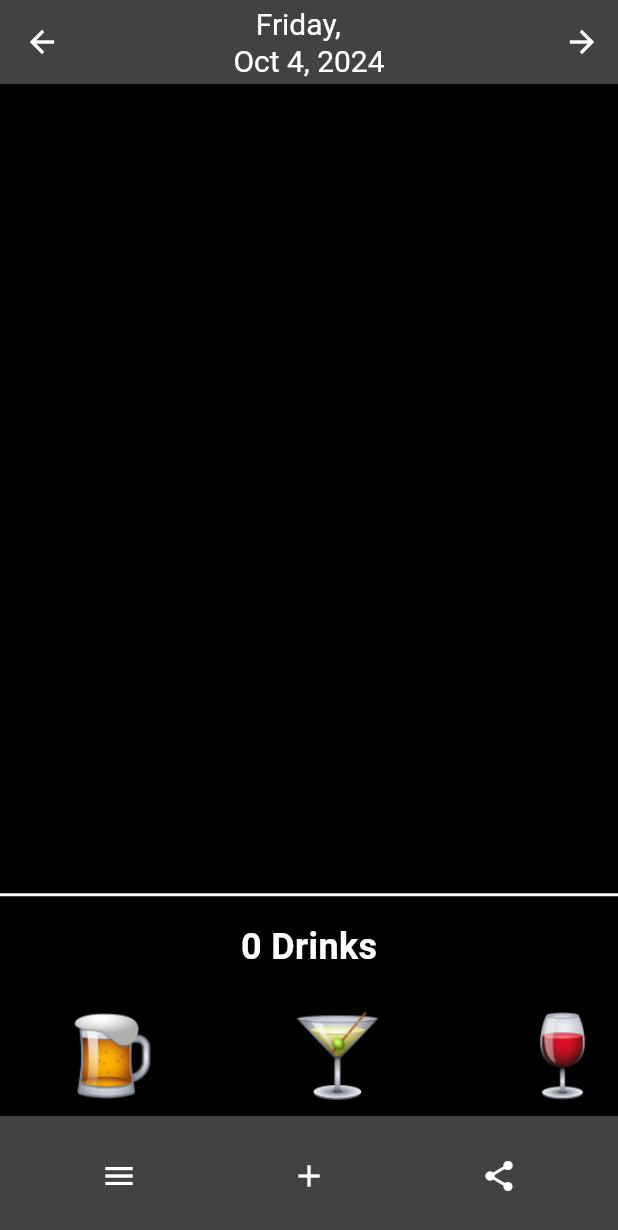
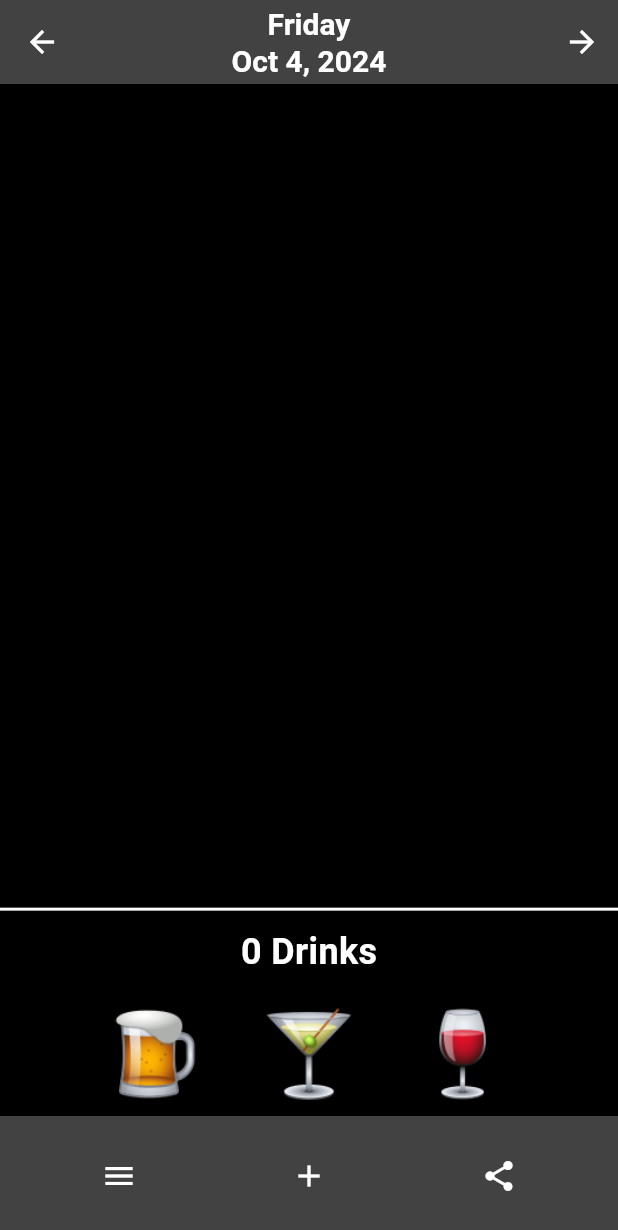
Before and after one commit to abbas-ali-dev/drinks, a Flutter app: the screen it shows after launch, on a phone screen of 412 x 824 dp. Shown: the top 1230 px of the screen. Run offline on Flutter 3.47's test engine with Material 3 defaults, Android fonts, the phone set to English and light mode, and no system bars; our stand-ins replace hive, hive_flutter, sizer; accounts and stored records are empty.

Commit message:
Hive UI update

```diff
--- a/lib/data/widgets/circle_items.dart
+++ b/lib/data/widgets/circle_items.dart
@@ -33,7 +33,6 @@ class CircleItem extends StatelessWidget {
               style: TextStyle(
                 fontSize: 16,
                 color: textColor,
-                fontWeight: FontWeight.bold,
               ),
             ),
             Text(
@@ -41,7 +40,6 @@ class CircleItem extends StatelessWidget {
               style: TextStyle(
                 fontSize: 20,
                 color: textColor,
-                fontWeight: FontWeight.bold,
               ),
             ),
           ],
--- a/lib/main.dart
+++ b/lib/main.dart
@@ -3,6 +3,7 @@ import 'package:drinks/view/screens/home_page.dart';
 import 'package:flutter/material.dart';
 import 'package:hive_flutter/hive_flutter.dart';
 import 'package:drinks/models/drink_model.dart';
+import 'package:sizer/sizer.dart';
 
 void main() async {
   // Initialize Hive
@@ -22,7 +23,15 @@ class MainApp extends StatelessWidget {
 
   @override
   Widget build(BuildContext context) {
-    return const MaterialApp(
-        debugShowCheckedModeBanner: false, home: HomePage());
+    return Sizer(
+      builder: (context, orientation, deviceType) {
+        return MaterialApp(
+          debugShowCheckedModeBanner: false,
+          title: 'Drink',
+          theme: ThemeData.light(),
+          home: const HomePage(),
+        );
+      },
+    );
   }
 }
--- a/lib/view/screens/home_page.dart
+++ b/lib/view/screens/home_page.dart
@@ -4,6 +4,7 @@ import 'package:drinks/view/screens/stats_page.dart';
 import 'package:flutter/material.dart';
 import 'package:hive/hive.dart';
 import 'package:intl/intl.dart';
+import 'package:sizer/sizer.dart';
 
 class HomePage extends StatefulWidget {
   const HomePage({super.key});
@@ -55,13 +56,28 @@ class _HomePageState extends State<HomePage> {
 
   @override
   Widget build(BuildContext context) {
-    final screensize = MediaQuery.of(context).size.width / 100 * 30;
+    final screensize = MediaQuery.of(context).size.width / 100 * 25;
     debugPrint("======>Screen Size: $screensize");
     return Scaffold(
       appBar: AppBar(
-        title: Text(
-          DateFormat('   EEEE, \nMMM d, yyyy').format(DateTime.now()),
-          style: const TextStyle(fontSize: 20, color: Colors.white),
+        title: Column(
+          mainAxisAlignment: MainAxisAlignment.center,
+          children: [
+            Text(
+              DateFormat('EEEE').format(DateTime.now()),
+              style: const TextStyle(
+                  fontSize: 20,
+                  color: Colors.white,
+                  fontWeight: FontWeight.bold),
+            ),
+            Text(
+              DateFormat('MMM d, yyyy').format(DateTime.now()),
+              style: const TextStyle(
+                  fontSize: 20,
+                  color: Colors.white,
+                  fontWeight: FontWeight.bold),
+            ),
+          ],
         ),
         leading: const Icon(
           Icons.arrow_back,
@@ -90,7 +106,7 @@ class _HomePageState extends State<HomePage> {
           children: [
             Expanded(
               child: Padding(
-                padding: EdgeInsets.only(left: screensize, top: 15),
+                padding: EdgeInsets.only(left: 25.w, top: 1.h),
                 child: ListView.builder(
                   shrinkWrap: true,
                   itemCount: drinks.length,
@@ -121,7 +137,7 @@ class _HomePageState extends State<HomePage> {
               height: 3,
             ),
             Padding(
-              padding: const EdgeInsets.all(16.0),
+              padding: const EdgeInsets.all(10.0),
               child: Text(
                 '${drinks.length} Drinks',
                 style: const TextStyle(
@@ -131,14 +147,14 @@ class _HomePageState extends State<HomePage> {
               ),
             ),
             SizedBox(
-              height: 80,
+              height: 10.h,
               child: ListView.builder(
                 scrollDirection: Axis.horizontal,
                 shrinkWrap: true,
                 itemCount: totalDrinks.length,
                 itemBuilder: (context, index) {
                   return Padding(
-                    padding: const EdgeInsets.symmetric(horizontal: 35.0),
+                    padding: const EdgeInsets.symmetric(horizontal: 10.0),
                     child: GestureDetector(
                       onTap: () {
                         setState(() {
@@ -151,7 +167,7 @@ class _HomePageState extends State<HomePage> {
                             color: selectedDrinkIndex == index
                                 ? Colors.white
                                 : Colors.transparent,
-                            width: 4.0,
+                            width: 0.9.w,
                           ),
                         ),
                         child: totalDrinks[index]["image"],
--- a/pubspec.yaml
+++ b/pubspec.yaml
@@ -15,11 +15,12 @@ dependencies:
   hive: ^2.2.3
   hive_flutter: ^1.1.0
   intl: ^0.19.0
+  sizer: ^3.0.4
 
 dev_dependencies:
   # flutter_test:
   #   sdk: flutter
-  flutter_lints: ^3.0.0
+  flutter_lints: ^4.0.0
   # analyzer: ^4.7.0
   hive_generator: ^1.1.1
 
```
Also changed, not shown: lib/data/widgets/info_container.dart (+6 -6 lines), lib/view/screens/monthly_page.dart (+10 -1 lines), lib/view/screens/stats_page.dart (+29 -17 lines), pubspec.lock, 7 other files.
